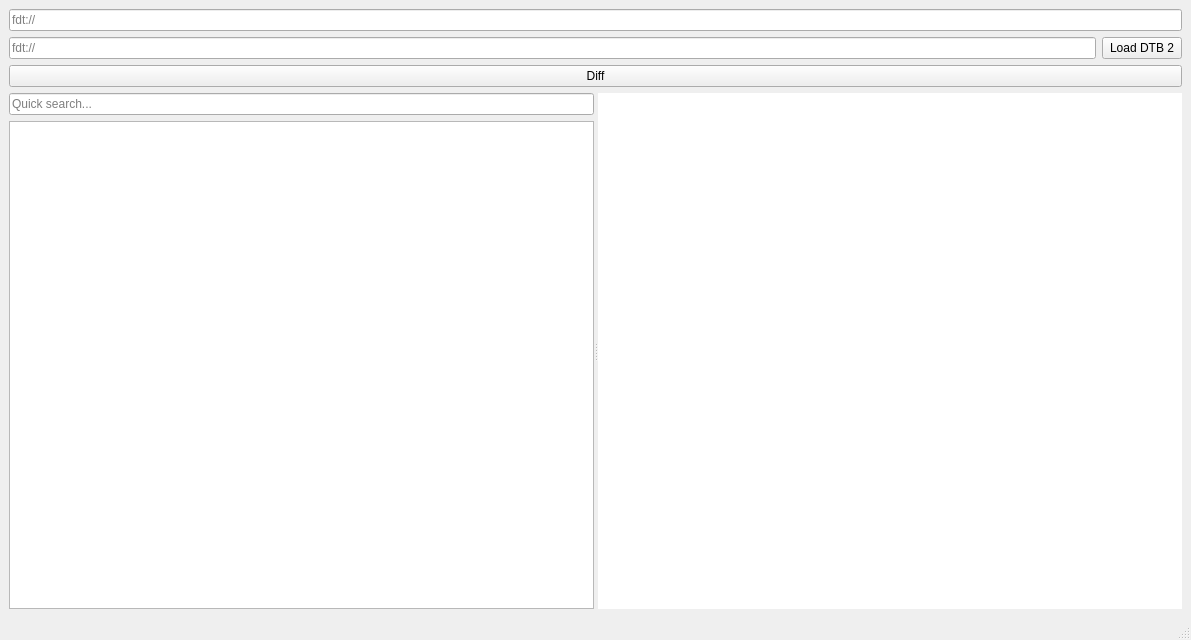
The window that fdt-visualizer/src/main-window.ui (pappyjoe16/fdt-visualizer) describes before a commit, drawn with Qt 5.
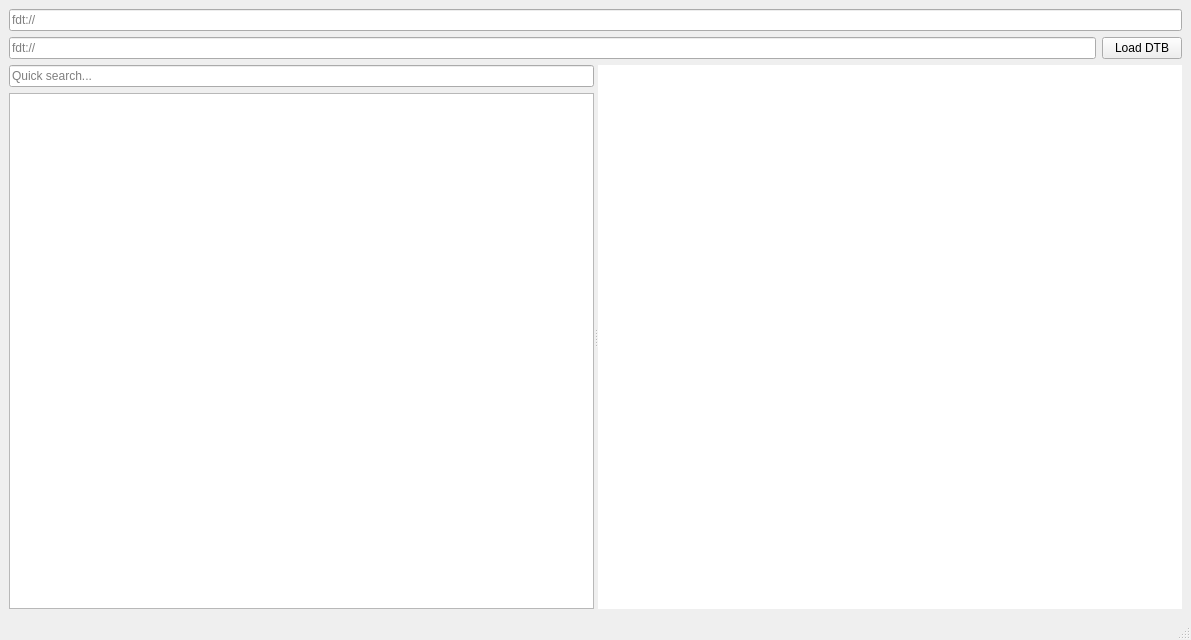
The same window after the commit.

Commit message: Update with diff of two DTs and Nodes

```diff
--- a/fdt-visualizer/src/main-window.ui
+++ b/fdt-visualizer/src/main-window.ui
@@ -40,19 +40,12 @@
      <item>
      <widget class="QPushButton" name="load_dtb2">
       <property name="text">
-         <string>Load DTB 2</string>
+         <string>Load DTB</string>
         </property>
      </widget>
         </item>
      </layout>
     </item>
-    <item>
-     <widget class="QPushButton" name="diffButton">
-      <property name="text">
-         <string>Diff</string>
-        </property>
-     </widget>
-    </item>
     <item>
      <widget class="QSplitter" name="splitter">
       <property name="orientation">
```
The commit also changes 7 other files.
